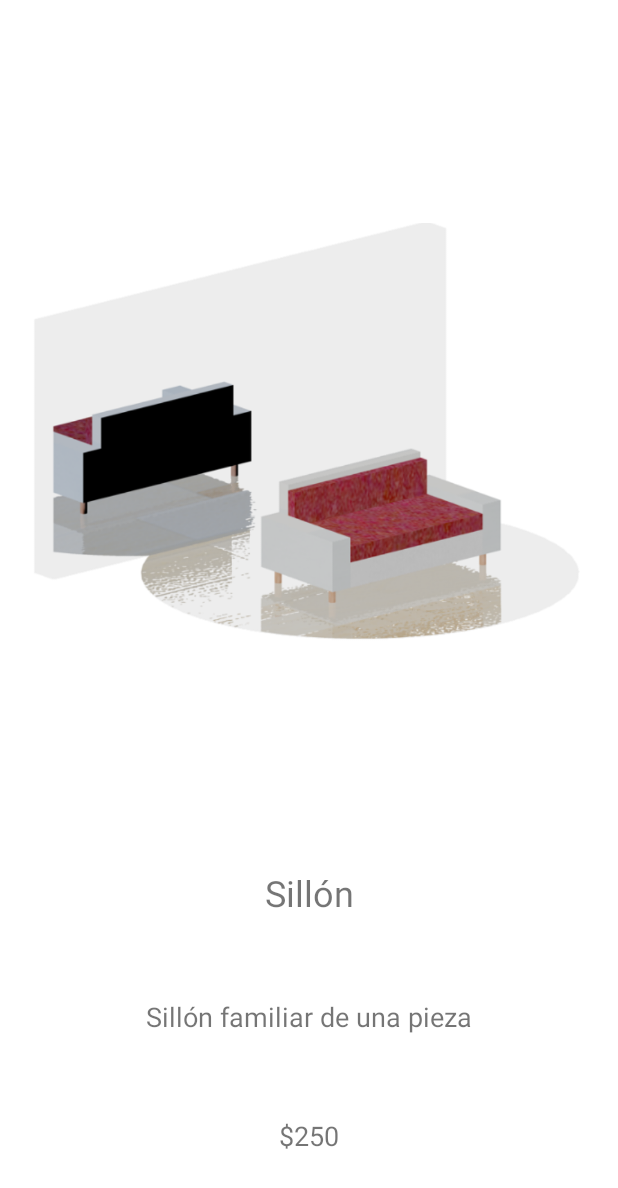
After one commit to andreandyp/TT-AndroidApp, an Android app: the fragment CatalogoFragment shown on its own in the app's theme, on a phone screen of 412 x 824 dp. The commit adds this screen. Shown: the top 1188 px of the screen. Run offline under Robolectric (Android 15) with nearby library versions, the phone set to English and light mode, and no system bars; our stand-ins replace data binding.

Commit message:
Ya toma fotos

```diff
--- /dev/null
+++ b/app/src/main/java/com/apptt/axdecor/fragments/CatalogoFragment.kt
@@ -0,0 +1,36 @@
+package com.apptt.axdecor.fragments
+
+import androidx.lifecycle.ViewModelProviders
+import android.os.Bundle
+import androidx.fragment.app.Fragment
+import android.view.LayoutInflater
+import android.view.View
+import android.view.ViewGroup
+import androidx.databinding.DataBindingUtil
+import com.apptt.axdecor.R
+import com.apptt.axdecor.databinding.CatalogoFragmentBinding
+import com.apptt.axdecor.viewmodels.CatalogoViewModel
+
+class CatalogoFragment : Fragment() {
+
+    private lateinit var viewModel: CatalogoViewModel
+
+    override fun onCreateView(
+        inflater: LayoutInflater, container: ViewGroup?,
+        savedInstanceState: Bundle?
+    ): View {
+        val binding: CatalogoFragmentBinding = DataBindingUtil.inflate(
+            inflater,
+            R.layout.catalogo_fragment,
+            container,
+            false)
+
+        binding.lifecycleOwner = this
+        viewModel = ViewModelProviders.of(this).get(CatalogoViewModel::class.java)
+        binding.catalogoViewModel = viewModel
+
+
+        return binding.root
+    }
+
+}
--- /dev/null
+++ b/app/src/main/java/com/apptt/axdecor/viewmodels/CatalogoViewModel.kt
@@ -0,0 +1,26 @@
+package com.apptt.axdecor.viewmodels
+
+import androidx.lifecycle.LiveData
+import androidx.lifecycle.MutableLiveData
+import androidx.lifecycle.ViewModel
+
+class CatalogoViewModel : ViewModel() {
+
+    private val _informacion = MutableLiveData<String>()
+    val informacion: LiveData<String>
+        get() = _informacion
+
+    private val _descripcion = MutableLiveData<String>()
+    val descripcion: LiveData<String>
+        get() = _descripcion
+
+    private val _precio = MutableLiveData<String>()
+    val precio: LiveData<String>
+        get() = _precio
+
+    init {
+        _informacion.value = "Sillón"
+        _descripcion.value = "Sillón familiar de una pieza"
+        _precio.value = "$250"
+    }
+}
--- /dev/null
+++ b/app/src/main/res/layout/catalogo_fragment.xml
@@ -0,0 +1,63 @@
+<?xml version="1.0" encoding="utf-8"?>
+<layout
+        xmlns:android="http://schemas.android.com/apk/res/android"
+        xmlns:app="http://schemas.android.com/apk/res-auto"
+        xmlns:tools="http://schemas.android.com/tools">
+
+    <data>
+        <variable
+                name="catalogoViewModel"
+                type="com.apptt.axdecor.viewmodels.CatalogoViewModel" />
+    </data>
+    <androidx.constraintlayout.widget.ConstraintLayout
+            android:id="@+id/catalogo"
+            android:layout_width="match_parent"
+            android:layout_height="match_parent"
+            tools:context=".fragments.CatalogoFragment">
+
+        <ImageView
+                android:id="@+id/imagen_modelo"
+                android:layout_width="0dp"
+                android:layout_height="wrap_content"
+                android:layout_marginStart="16dp"
+                android:layout_marginEnd="16dp"
+                android:src="@drawable/asdfghjkl"
+                app:layout_constraintBottom_toTopOf="@+id/informacion_modelo"
+                app:layout_constraintEnd_toEndOf="parent"
+                app:layout_constraintStart_toStartOf="parent"
+                app:layout_constraintTop_toTopOf="parent" />
+
+        <TextView
+                android:id="@+id/informacion_modelo"
+                android:layout_width="wrap_content"
+                android:layout_height="wrap_content"
+                android:text="@{catalogoViewModel.informacion}"
+                android:textSize="24sp"
+                app:layout_constraintBottom_toTopOf="@+id/descripcion_modelo"
+                app:layout_constraintEnd_toEndOf="parent"
+                app:layout_constraintStart_toStartOf="parent"
+                app:layout_constraintTop_toBottomOf="@+id/imagen_modelo" />
+
+        <TextView
+                android:id="@+id/descripcion_modelo"
+                android:layout_width="wrap_content"
+                android:layout_height="wrap_content"
+                android:text="@{catalogoViewModel.descripcion}"
+                android:textSize="18sp"
+                app:layout_constraintBottom_toTopOf="@+id/precio_modelo"
+                app:layout_constraintEnd_toEndOf="parent"
+                app:layout_constraintStart_toStartOf="parent"
+                app:layout_constraintTop_toBottomOf="@+id/informacion_modelo" />
+
+        <TextView
+                android:id="@+id/precio_modelo"
+                android:layout_width="wrap_content"
+                android:layout_height="wrap_content"
+                android:text="@{catalogoViewModel.precio}"
+                android:textSize="18sp"
+                app:layout_constraintBottom_toBottomOf="parent"
+                app:layout_constraintEnd_toEndOf="parent"
+                app:layout_constraintStart_toStartOf="parent"
+                app:layout_constraintTop_toBottomOf="@+id/descripcion_modelo" />
+    </androidx.constraintlayout.widget.ConstraintLayout>
+</layout>
```
Also changed, not shown: app/src/main/java/com/apptt/axdecor/activities/ARCrearActivity.kt (+17 -13 lines), app/src/main/java/com/apptt/axdecor/activities/CatalogoActivity.kt (added, +14 -0 lines), app/src/main/java/com/apptt/axdecor/fragments/ModoDecoracionFragment.kt (+14 -4 lines), app/src/main/res/layout/catalogo_activity.xml (added, +13 -0 lines), app/src/main/res/navigation/nav_catalogo.xml (added, +13 -0 lines), app/src/main/res/drawable/asdfghjkl.png (added), 1 other file.
